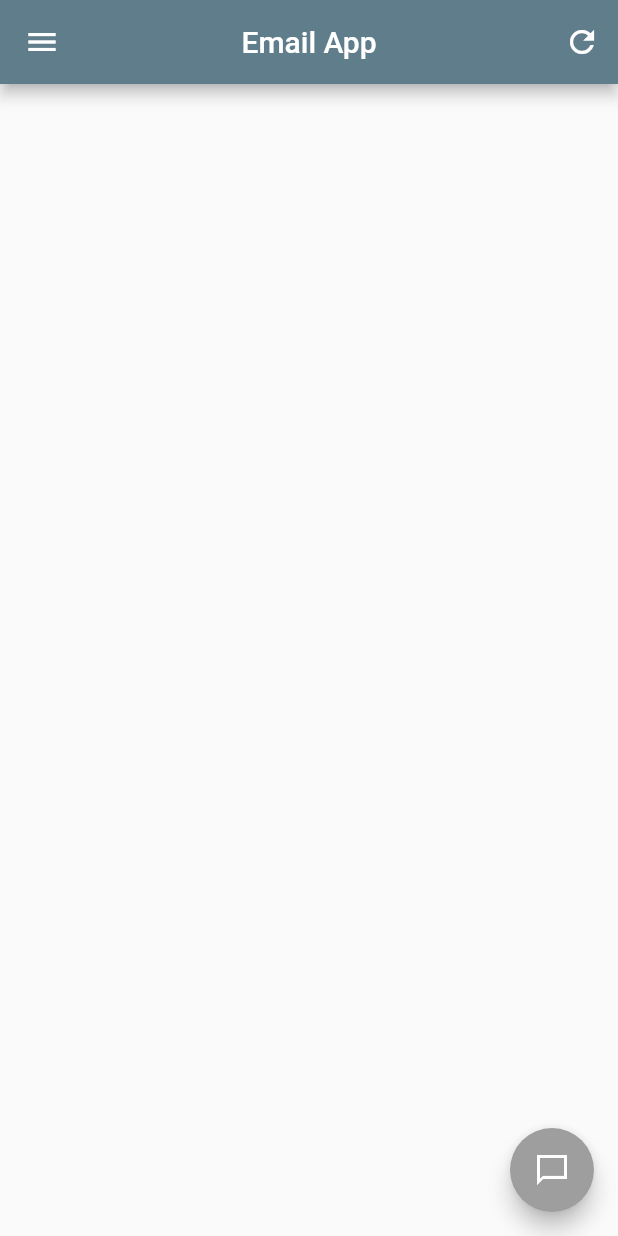
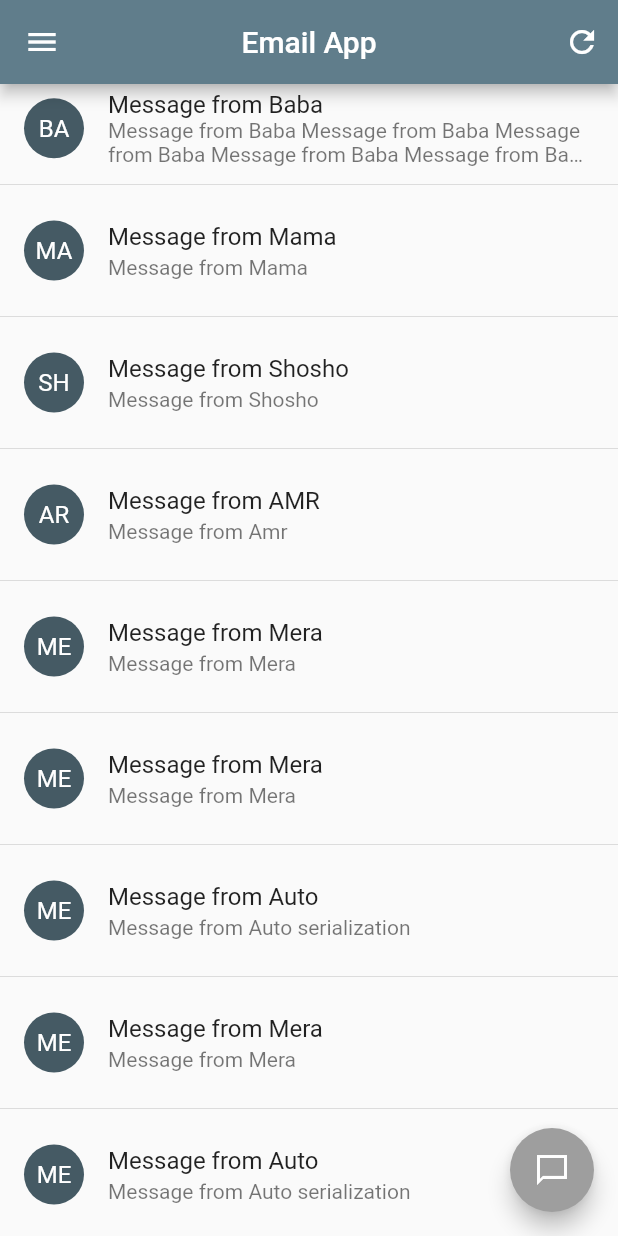
Before and after one commit to MoaazElneshawy/FlutterEmailApp, a Flutter app: the screen it shows after launch, on a phone screen of 412 x 824 dp. Run offline on Flutter 3.47's test engine with Material 2 defaults, Android fonts, the phone set to English and light mode, and no system bars; drawn by our look-alikes of flutter_slidable; generated files the repository leaves out were written again.

```diff
--- a/lib/messagesList.dart
+++ b/lib/messagesList.dart
@@ -1,5 +1,7 @@
 import 'package:email_app/MessageDetails.dart';
 import 'package:flutter/material.dart';
+import 'package:flutter_slidable/flutter_slidable.dart';
+
 import 'ComposeMessage.dart';
 import 'Message.dart';
 
@@ -12,7 +14,7 @@ class MessagesList extends StatefulWidget {
 }
 
 class _MessagesListState extends State<MessagesList> {
-  List<Message> messages = [];
+  var messages = [];
   Future futureMessages;
 
   final GlobalKey<ScaffoldState> _scaffoldKey = GlobalKey<ScaffoldState>();
@@ -40,13 +42,100 @@ class _MessagesListState extends State<MessagesList> {
             IconButton(
               icon: Icon(Icons.refresh),
               onPressed: () async {
-                var messages = await Message.loadMessages();
                 setState(() {
-                  this.messages = messages;
+                  futureMessages = Message.loadMessages();
                 });
               },
             )
           ],
+        ),
+        body: FutureBuilder(
+          future: futureMessages,
+          // ignore: missing_return
+          builder: (BuildContext context, AsyncSnapshot snapshot) {
+            print(snapshot.connectionState);
+            print(snapshot.hasError);
+            messages = snapshot.data;
+            switch (snapshot.connectionState) {
+              case ConnectionState.active:
+              case ConnectionState.waiting:
+              case ConnectionState.none:
+                return Center(child: CircularProgressIndicator());
+              case ConnectionState.done:
+                {
+                  if (snapshot.hasError)
+                    return Center(
+                      child: Text('Error , ${snapshot.error}'),
+                    );
+                  else
+                    return ListView.separated(
+                        itemBuilder: (context, index) {
+                          Message message = messages[index];
+                          return Slidable(
+                            actionPane: SlidableDrawerActionPane(),
+                            actionExtentRatio: 0.25,
+                            actions: <Widget>[
+                              IconSlideAction(
+                                caption: 'Archive',
+                                color: Colors.blue,
+                                icon: Icons.archive,
+                                onTap: () {
+                                  print('Archive');
+                                },
+                              ),
+                              IconSlideAction(
+                                caption: 'Share',
+                                color: Colors.indigo,
+                                icon: Icons.share,
+                                onTap: () {
+                                  print('Share');
+                                },
+                              ),
+                            ],
+                            secondaryActions: <Widget>[
+                              IconSlideAction(
+                                caption: 'More',
+                                color: Colors.black45,
+                                icon: Icons.more_horiz,
+                                onTap: () {
+                                  print('More');
+                                },
+                              ),
+                              IconSlideAction(
+                                caption: 'Delete',
+                                color: Colors.red,
+                                icon: Icons.delete,
+                                onTap: () {
+                                  print('Delete');
+                                },
+                              ),
+                            ],
+                            child: ListTile(
+                              title: Text(message.subject),
+                              subtitle: Text(
+                                message.body,
+                                maxLines: 2,
+                                overflow: TextOverflow.ellipsis,
+                              ),
+                              leading: CircleAvatar(
+                                child: Text(message.leading),
+                              ),
+                              onTap: () {
+                                Navigator.push(
+                                    context,
+                                    MaterialPageRoute(
+                                        builder: (BuildContext context) =>
+                                            MessageDetails(message.subject,
+                                                message.body)));
+                              },
+                            ),
+                          );
+                        },
+                        separatorBuilder: (context, index) => Divider(),
+                        itemCount: messages.length);
+                }
+            }
+          },
         ),
         drawer: Drawer(
           child: Column(
@@ -92,61 +181,6 @@ class _MessagesListState extends State<MessagesList> {
             ],
           ),
         ),
-        body: ListView.separated(
-            itemBuilder: (context, index) {
-              Message message = messages[index];
-              return Dismissible(
-                direction: DismissDirection.endToStart,
-                background: Container(
-                  color: Colors.redAccent,
-                  alignment:Alignment.centerRight,
-                    child: Padding(
-                      padding: const EdgeInsets.only(right: 20),
-                      child: Column(
-                        mainAxisAlignment: MainAxisAlignment.center,
-                        children: [
-                          Icon(
-                            Icons.delete,
-                            color: Colors.white,
-                          ),
-                          SizedBox(
-                            height: 5,
-                          ),
-                          Text(
-                            'Delete',
-                            style: TextStyle(color: Colors.white),
-                          )
-                        ],
-                      ),
-                    ),
-                ),
-                key: UniqueKey(),
-                onDismissed: (direction) {
-                  setState(() {
-                    messages.removeAt(index);
-                  });
-                },
-                child: ListTile(
-                    title: Text(message.subject),
-                    subtitle: Text(
-                      message.body,
-                      maxLines: 2,
-                      overflow: TextOverflow.ellipsis,
-                    ),
-                    leading: CircleAvatar(
-                      child: Text(message.leading),
-                    ),
-                    onTap: () {
-                      Navigator.push(
-                          context,
-                          MaterialPageRoute(
-                              builder: (BuildContext context) => MessageDetails(
-                                  message.subject, message.body)));
-                    }),
-              );
-            },
-            separatorBuilder: (context, index) => Divider(),
-            itemCount: messages.length),
         floatingActionButton: FloatingActionButton(
           onPressed: () async {
             Message message = await Navigator.push(
@@ -172,52 +206,3 @@ class _MessagesListState extends State<MessagesList> {
         ));
   }
 }
-
-// body: FutureBuilder(
-//   future: futureMessages,
-//   // ignore: missing_return
-//   builder: (BuildContext context, AsyncSnapshot snapshot) {
-//     print(snapshot.connectionState);
-//     print(snapshot.hasError);
-//     futureMessages = snapshot.data;
-//     switch (snapshot.connectionState) {
-//       case ConnectionState.active:
-//       case ConnectionState.waiting:
-//       case ConnectionState.none:
-//         return Center(child: CircularProgressIndicator());
-//       case ConnectionState.done:
-//         {
-//           if (snapshot.hasError)
-//             return Center(
-//               child: Text('Error , ${snapshot.error}'),
-//             );
-//           else
-//             return ListView.separated(
-//                 itemBuilder: (context, index) {
-//                   Message message = messages[index];
-//                   return ListTile(
-//                     title: Text(message.subject),
-//                     subtitle: Text(
-//                       message.body,
-//                       maxLines: 2,
-//                       overflow: TextOverflow.ellipsis,
-//                     ),
-//                     leading: CircleAvatar(
-//                       child: Text(message.leading),
-//                     ),
-//                     onTap: () {
-//                       Navigator.push(
-//                           context,
-//                           MaterialPageRoute(
-//                               builder: (BuildContext context) =>
-//                                   MessageDetails(
-//                                       message.subject, message.body)));
-//                     },
-//                   );
-//                 },
-//                 separatorBuilder: (context, index) => Divider(),
-//                 itemCount: messages.length);
-//         }
-//     }
-//   },
-// ),
--- a/pubspec.yaml
+++ b/pubspec.yaml
@@ -36,6 +36,8 @@ dev_dependencies:
   build_runner:
   json_serializable:
   http: ^0.12.2
+  flutter_slidable:
+
 
 # For information on the generic Dart part of this file, see the
 # following page: https://dart.dev/tools/pub/pubspec
```
Also changed, not shown: pubspec.lock.
